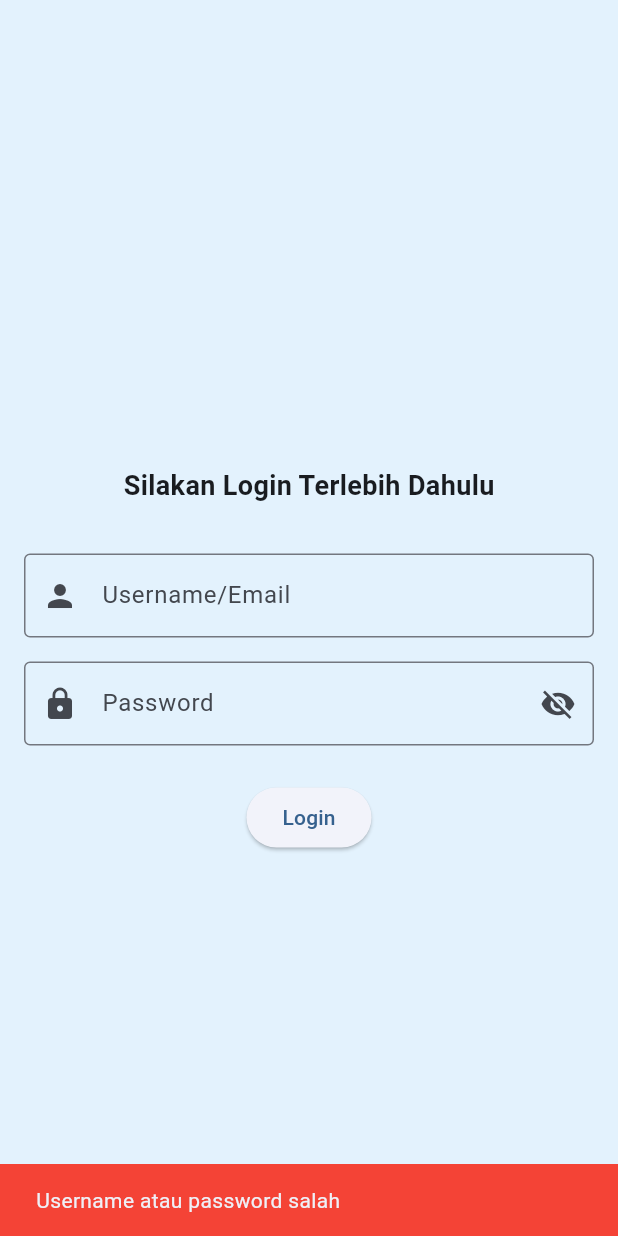
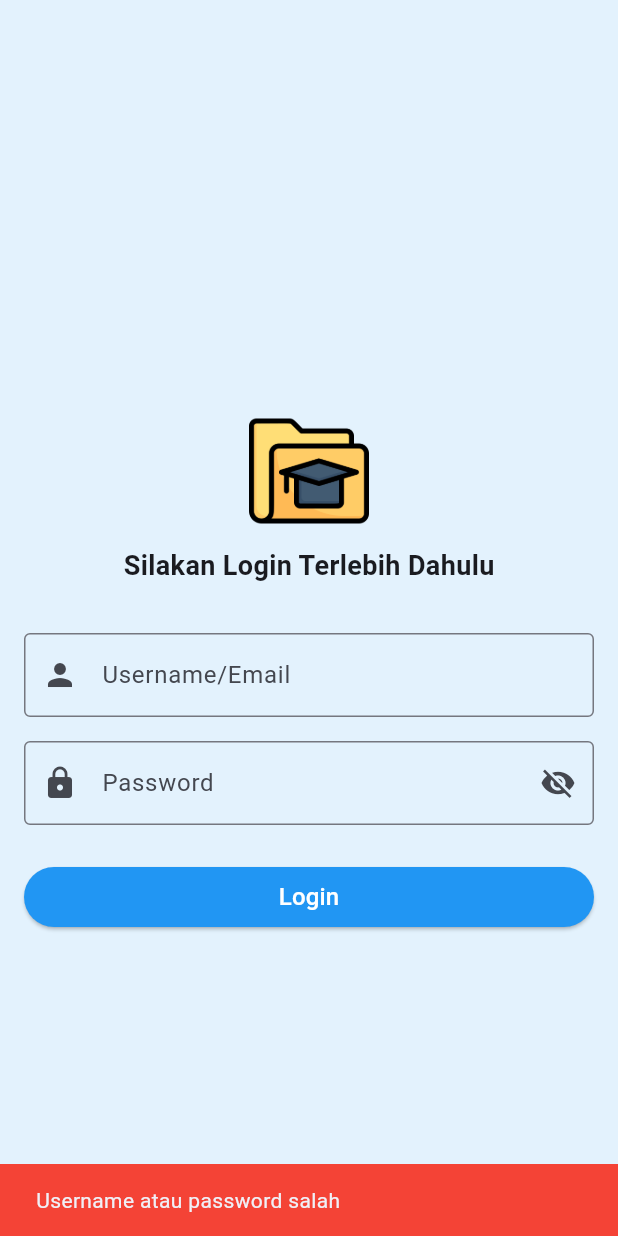
Before and after one commit to panjiarif/mahasiswa_app, a Flutter app: the screen it shows after launch, after a tap on "Login", on a phone screen of 412 x 824 dp. Run offline on Flutter 3.47's test engine with Material 3 defaults, Android fonts, the phone set to English and light mode, and no system bars; our stand-ins replace sqflite; accounts and stored records are empty.

Commit message:
menambahkan gambar dan perbaikan tombol

```diff
--- a/lib/main.dart
+++ b/lib/main.dart
@@ -1,5 +1,3 @@
-// lib/main.dart
-
 import 'package:flutter/material.dart';
 import 'package:mahasiswa_app/pages/splash_screen.dart';
 import 'package:mahasiswa_app/services/database_helper.dart';
@@ -21,7 +19,7 @@ class MyApp extends StatelessWidget {
       title: 'Aplikasi Mahasiswa',
       theme: ThemeData(
         colorScheme: ColorScheme.fromSeed(
-          seedColor: Colors.blue,
+          seedColor: Colors.blueAccent,
         ),
         useMaterial3: true,
       ),
--- a/lib/pages/detail_data_page.dart
+++ b/lib/pages/detail_data_page.dart
@@ -1,5 +1,3 @@
-// lib/pages/detail_page.dart
-
 import 'package:flutter/material.dart';
 import 'package:intl/intl.dart';
 import 'package:mahasiswa_app/models/mahasiswa.dart';
--- a/lib/pages/login_page.dart
+++ b/lib/pages/login_page.dart
@@ -10,7 +10,6 @@ class LoginPage extends StatefulWidget {
 }
 
 class _LoginPageState extends State<LoginPage> {
-  // Controller untuk mengambil nilai dari TextField
   final TextEditingController _usernameController = TextEditingController();
   final TextEditingController _passwordController = TextEditingController();
 
@@ -19,7 +18,6 @@ class _LoginPageState extends State<LoginPage> {
   // Method untuk memvalidasi login
   void _login() {
     // Logika validasi sederhana
-    // Gantilah dengan logika validasi yang lebih kuat nanti
     if (_usernameController.text == 'admin' &&
         _passwordController.text == 'admin123') {
       // Login berhasil, navigasi ke halaman dashboard
@@ -51,6 +49,15 @@ class _LoginPageState extends State<LoginPage> {
         child: Column(
           mainAxisAlignment: MainAxisAlignment.center,
           children: [
+            const SizedBox(height: 16),
+            SizedBox(
+              width: 80,
+              height: 80,
+              child: Image.asset(
+                'assets/folder.png',
+              ),
+            ),
+            SizedBox(height: 10),
             const Text(
               'Silakan Login Terlebih Dahulu',
               style: TextStyle(fontSize: 18, fontWeight: FontWeight.bold),
@@ -90,9 +97,17 @@ class _LoginPageState extends State<LoginPage> {
             ),
             const SizedBox(height: 24),
             ElevatedButton(
+              style: ElevatedButton.styleFrom(
+                backgroundColor: Colors.blue,
+                foregroundColor: Colors.white,
+                minimumSize: const Size(double.infinity, 40),
+              ),
               onPressed: _login,
-              child: const Text('Login'),
-            ),
+              child: const Text(
+                'Login',
+                style: TextStyle(fontSize: 16),
+              ),
+            )
           ],
         ),
       ),
--- a/lib/pages/splash_screen.dart
+++ b/lib/pages/splash_screen.dart
@@ -31,6 +31,13 @@ class _SplashScreenState extends State<SplashScreen> {
         child: Column(
           mainAxisAlignment: MainAxisAlignment.center,
           children: [
+            SizedBox(
+              width: 150,
+              height: 150,
+              child: Image(
+                image: AssetImage('assets/folder.png'),
+              ),
+            ),
             Text(
               'Aplikasi Data Mahasiswa',
               style: TextStyle(
--- a/lib/pages/view_data_page.dart
+++ b/lib/pages/view_data_page.dart
@@ -1,5 +1,3 @@
-// lib/pages/view_data_page.dart
-
 import 'package:flutter/material.dart';
 
 import '../models/mahasiswa.dart';
--- a/pubspec.yaml
+++ b/pubspec.yaml
@@ -64,6 +64,7 @@ flutter:
   # To add assets to your application, add an assets section, like this:
   assets:
     - assets/logo.png
+    - assets/folder.png
 
   # An image asset can refer to one or more resolution-specific "variants", see
   # https://flutter.dev/to/resolution-aware-images
```
Also changed, not shown: lib/pages/edit_data_page.dart (+5 -3 lines), lib/pages/info_page.dart (+6 -3 lines), lib/pages/input_data_page.dart (+7 -1 lines), assets/folder.png (added), assets/logo.png (added), 1 other file.
